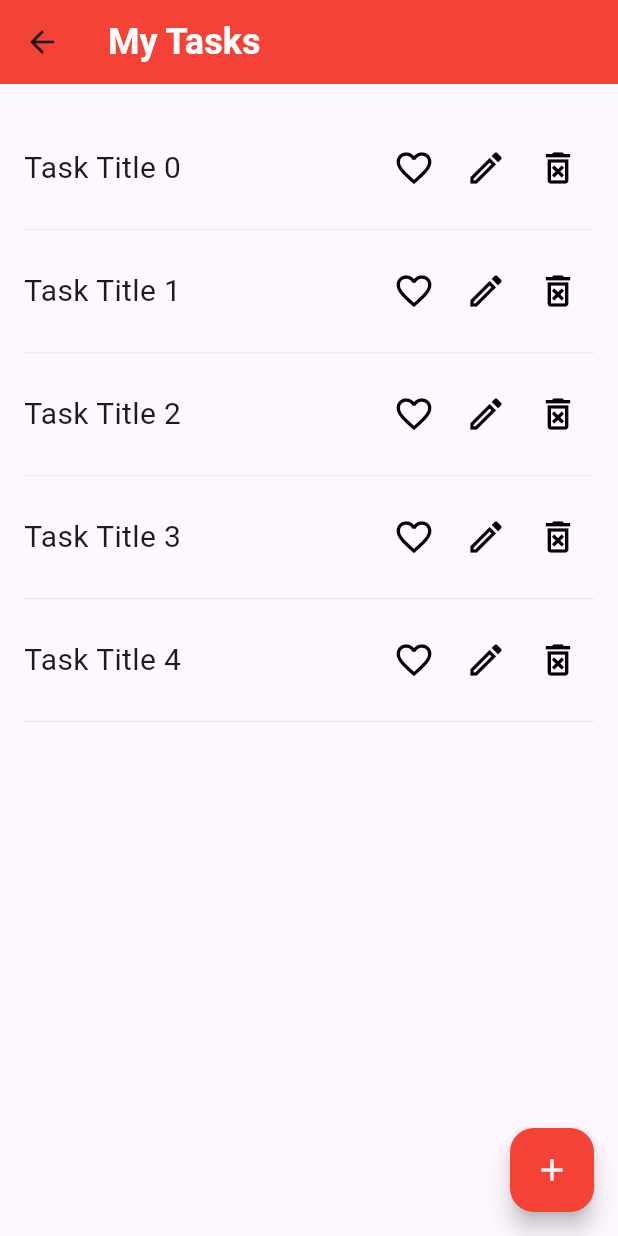
After one commit to manar27112000/to_do_app_using_hive, a Flutter app: the TasksScreenDetails screen opened directly, on a phone screen of 412 x 824 dp. The commit adds this screen. Run offline on Flutter 3.47's test engine with Material 3 defaults, Android fonts, the light colour scheme and no system bars; our stand-ins replace bloc, flutter_bloc, hive, hive_flutter; accounts and stored records are empty.

Commit message:
create task cubit and task states add fetchTasks method

```diff
--- a/lib/features/new_tasks_screen/view/new_tasks_screen.dart
+++ b/lib/features/new_tasks_screen/view/new_tasks_screen.dart
@@ -24,6 +24,7 @@ class NewTasksScreen extends StatelessWidget {
                     ScaffoldMessenger.of(context).showSnackBar(
                       SnackBar(content: Text('Task added successfully')),
                     );
+                    Navigator.pop(context);
                   }
                   if (state is AddTaskFailureState) {
                     ScaffoldMessenger.of(context).showSnackBar(
--- /dev/null
+++ b/lib/features/tasks_screen/view_model/task_cubit/task_cubit.dart
@@ -0,0 +1,20 @@
+import 'package:bloc/bloc.dart';
+import 'package:hive/hive.dart';
+import 'package:todo_list1/features/tasks_screen/view_model/task_cubit/task_state.dart';
+
+import '../../model/task_model.dart';
+
+class TaskCubit extends Cubit<TaskState> {
+  TaskCubit() : super(TaskInitialState());
+
+  fetchTasks() async {
+    emit(TaskLoadingState());
+    try {
+      var taskBox = Hive.box<TaskModel>('tasks');
+      List<TaskModel> tasks = taskBox.values.toList();
+      emit(TaskSuccessState(tasks));
+    } catch (e) {
+      emit(TaskFailureState(e.toString()));
+    }
+  }
+}
--- /dev/null
+++ b/lib/features/tasks_screen/view_model/task_cubit/task_state.dart
@@ -0,0 +1,15 @@
+
+import 'package:todo_list1/features/tasks_screen/model/task_model.dart';
+
+abstract class TaskState {}
+
+final class TaskInitialState extends TaskState {}
+final class TaskLoadingState extends TaskState {}
+final class TaskSuccessState extends TaskState {
+  final List<TaskModel> tasks;
+  TaskSuccessState(this.tasks);
+}
+final class TaskFailureState extends TaskState {
+  final String message;
+  TaskFailureState(this.message);
+}
--- a/lib/features/tasks_screen_details/view/tasks_screen_details.dart
+++ b/lib/features/tasks_screen_details/view/tasks_screen_details.dart
@@ -1,32 +1,27 @@
 import 'package:flutter/material.dart';
-import 'package:todo_list1/core/app_colors.dart';
-import 'package:todo_list1/core/app_styles.dart';
-import 'package:todo_list1/features/new_tasks_screen/view/new_tasks_screen.dart';
-import 'package:todo_list1/features/task_details/view/task_details.dart';
-import 'package:todo_list1/features/tasks_screen_details/view/widgets/task_item.dart';
+import 'package:flutter_bloc/flutter_bloc.dart';
+import 'package:todo_list1/features/tasks_screen_details/view/widgets/custom_app_bar.dart';
+import 'package:todo_list1/features/tasks_screen_details/view/widgets/custom_floating_button.dart';
+import 'package:todo_list1/features/tasks_screen_details/view/widgets/tasks_list.dart';
+
+import '../../new_tasks_screen/view/new_tasks_screen.dart';
+import '../../task_details/view/task_details.dart';
+import '../../tasks_screen/view_model/task_cubit/task_cubit.dart';
 
 class TasksScreenDetails extends StatelessWidget {
   const TasksScreenDetails({super.key});
 
   @override
   Widget build(BuildContext context) {
-    return Scaffold(
-      appBar: AppBar(
-        backgroundColor: AppColors.primaryColor,
-        title: Text(
-          'My Tasks',
-          style: Styles.textStyleBold24.copyWith(color: Colors.white),
-          textAlign: TextAlign.center,
-        ),
-      ),
+    return BlocProvider(
+      create: (context) => TaskCubit(),
+      child: Scaffold(
+        appBar: const CustomAppBar(title: 'My Tasks'),
         body: Padding(
-        padding: const EdgeInsets.all(16.0),
-        child: ListView.builder(
+          padding: EdgeInsets.all(16.0),
+          child: TasksList(
             itemCount: 5,
-          itemBuilder: (context, index) {
-            return TaskItem(
-              title: 'Task Title $index',
-              onTap: () {
+            onTap: (index) {
               Navigator.push(
                 context,
                 MaterialPageRoute(
@@ -34,17 +29,9 @@ class TasksScreenDetails extends StatelessWidget {
                 ),
               );
             },
-              onFavorite: () {
-              },
-              onEdit: () {
-              },
-              onDelete: () {
-              },
-            );
-          },
           ),
         ),
-      floatingActionButton: FloatingActionButton(
+        floatingActionButton: CustomFAB(
           onPressed: () {
             Navigator.push(
               context,
@@ -53,9 +40,9 @@ class TasksScreenDetails extends StatelessWidget {
               ),
             );
           },
-        backgroundColor: AppColors.primaryColor,
-        child: Icon(Icons.add, color: AppColors.buttonForeColor),
+        ),
       ),
     );
   }
+
 }
--- /dev/null
+++ b/lib/features/tasks_screen_details/view/widgets/custom_app_bar.dart
@@ -0,0 +1,25 @@
+import 'package:flutter/material.dart';
+
+import '../../../../core/app_colors.dart';
+import '../../../../core/app_styles.dart';
+
+class CustomAppBar extends StatelessWidget implements PreferredSizeWidget {
+  final String title;
+
+  const CustomAppBar({super.key, required this.title});
+
+  @override
+  Widget build(BuildContext context) {
+    return AppBar(
+      backgroundColor: AppColors.primaryColor,
+      title: Text(
+        title,
+        style: Styles.textStyleBold24.copyWith(color: Colors.white),
+        textAlign: TextAlign.center,
+      ),
+    );
+  }
+
+  @override
+  Size get preferredSize => const Size.fromHeight(kToolbarHeight);
+}
--- /dev/null
+++ b/lib/features/tasks_screen_details/view/widgets/custom_floating_button.dart
@@ -0,0 +1,18 @@
+import 'package:flutter/material.dart';
+
+import '../../../../core/app_colors.dart';
+
+class CustomFAB extends StatelessWidget {
+  final VoidCallback onPressed;
+
+  const CustomFAB({super.key, required this.onPressed});
+
+  @override
+  Widget build(BuildContext context) {
+    return FloatingActionButton(
+      onPressed: onPressed,
+      backgroundColor: AppColors.primaryColor,
+      child: Icon(Icons.add, color: AppColors.buttonForeColor),
+    );
+  }
+}
--- /dev/null
+++ b/lib/features/tasks_screen_details/view/widgets/tasks_list.dart
@@ -0,0 +1,29 @@
+import 'package:flutter/material.dart';
+import 'package:todo_list1/features/tasks_screen_details/view/widgets/task_item.dart';
+
+class TasksList extends StatelessWidget {
+  final int itemCount;
+  final Function(int) onTap;
+
+  const TasksList({
+    super.key,
+    required this.itemCount,
+    required this.onTap,
+  });
+
+  @override
+  Widget build(BuildContext context) {
+    return ListView.builder(
+      itemCount: itemCount,
+      itemBuilder: (context, index) {
+        return TaskItem(
+          title: 'Task Title $index',
+          onTap: () => onTap(index),
+          onFavorite: () {},
+          onEdit: () {},
+          onDelete: () {},
+        );
+      },
+    );
+  }
+}
```
Lines whose indentation alone changed are shown as unchanged.
